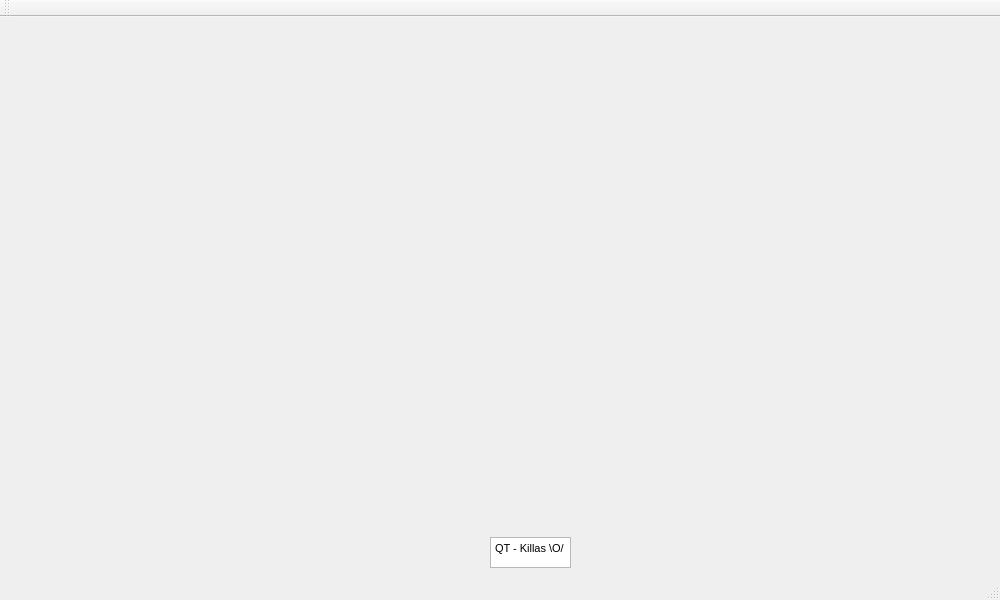
Before: the Qt Designer form mainwindow.ui in The-afroman/CS1C-qt-drawing-project, drawn with Qt 5.
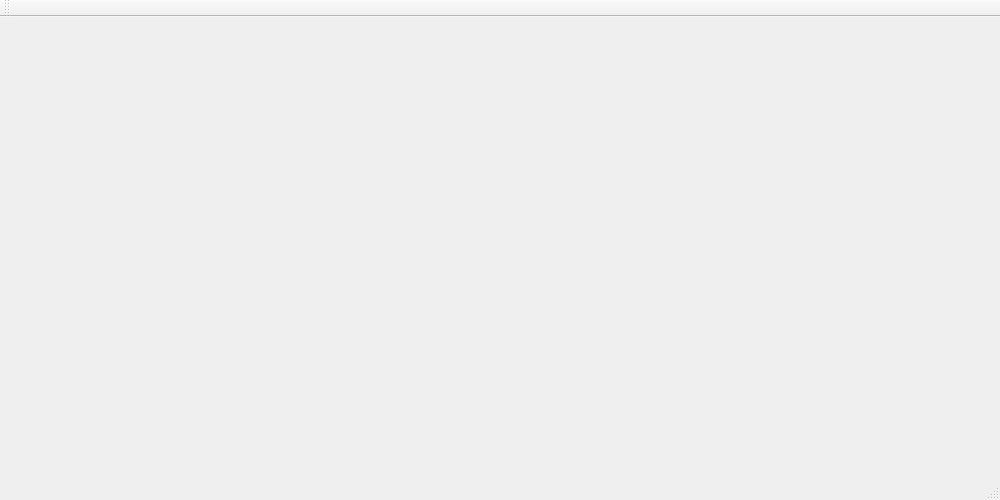
After: the same form once the commit is applied.

Diff of the .ui file:
```diff
--- a/mainwindow.ui
+++ b/mainwindow.ui
@@ -7,7 +7,7 @@
     <x>0</x>
     <y>0</y>
     <width>1000</width>
-    <height>600</height>
+    <height>500</height>
    </rect>
   </property>
   <property name="windowTitle">
@@ -33,8 +33,8 @@
      <string>&lt;!DOCTYPE HTML PUBLIC &quot;-//W3C//DTD HTML 4.0//EN&quot; &quot;http://www.w3.org/TR/REC-html40/strict.dtd&quot;&gt;
 &lt;html&gt;&lt;head&gt;&lt;meta name=&quot;qrichtext&quot; content=&quot;1&quot; /&gt;&lt;style type=&quot;text/css&quot;&gt;
 p, li { white-space: pre-wrap; }
-&lt;/style&gt;&lt;/head&gt;&lt;body style=&quot; font-family:'MS Shell Dlg 2'; font-size:8.25pt; font-weight:400; font-style:normal;&quot;&gt;
-&lt;p style=&quot; margin-top:0px; margin-bottom:0px; margin-left:0px; margin-right:0px; -qt-block-indent:0; text-indent:0px;&quot;&gt;QT - Killas \O/&lt;/p&gt;&lt;/body&gt;&lt;/html&gt;</string>
+&lt;/style&gt;&lt;/head&gt;&lt;body style=&quot; font-family:'Noto Sans'; font-size:12pt; font-weight:400; font-style:normal;&quot;&gt;
+&lt;p style=&quot; margin-top:0px; margin-bottom:0px; margin-left:0px; margin-right:0px; -qt-block-indent:0; text-indent:0px;&quot;&gt;&lt;span style=&quot; font-family:'MS Shell Dlg 2'; font-size:8.25pt;&quot;&gt;QT - Killas \O/&lt;/span&gt;&lt;/p&gt;&lt;/body&gt;&lt;/html&gt;</string>
     </property>
    </widget>
   </widget>
```
Left out of the diff: 2 changed lines with no effect on the pictures.
